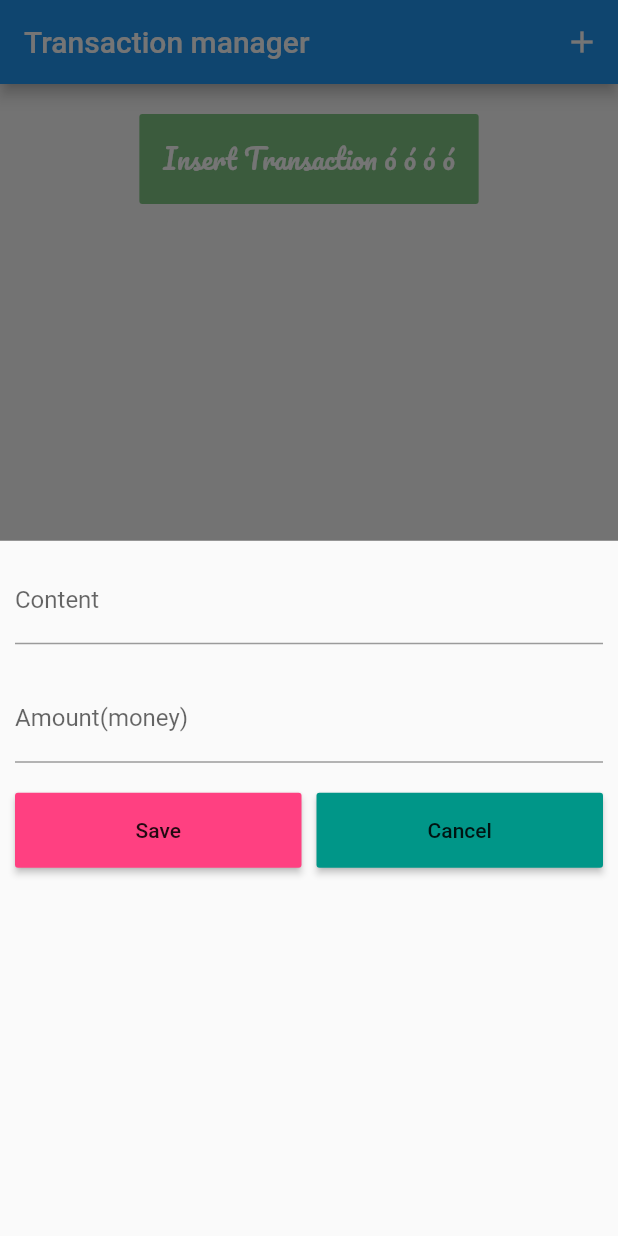
After one commit to danganhthinh/myapp, a Flutter app: the screen it shows after launch, after a tap on the "add" icon, on a phone screen of 412 x 824 dp. The commit adds this screen. Run offline on Flutter 3.47's test engine with Material 2 defaults, Android fonts, the phone set to English and light mode, and no system bars.

Commit message:
update code

```diff
--- a/lib/MyApp.dart
+++ b/lib/MyApp.dart
@@ -1,4 +1,5 @@
 import 'package:flutter/material.dart';
+import 'package:myapp2/transaction_list.dart';
 import 'transaction.dart';
 
 class MyApp extends StatefulWidget {
@@ -14,7 +15,8 @@ class _MyAppState extends State<MyApp> with WidgetsBindingObserver {
   final _amountController = TextEditingController();
 
   //define state
-  Transaction _transaction = Transaction(content: '', amount: 0.0);
+  Transaction _transaction =
+      Transaction(content: '', amount: 0.0, creadtedDate: DateTime.now());
   List<Transaction> _transactions = <Transaction>[];
 
   @override
@@ -29,21 +31,29 @@ class _MyAppState extends State<MyApp> with WidgetsBindingObserver {
     WidgetsBinding.instance.removeObserver(this);
   }
 
-  @override
-  Widget build(BuildContext context) {
-    //now how to display a DataTime?
-    DateTime now = new DateTime.now();
-    DateTime someDate = new DateTime(2022, 5, 2);
-    return MaterialApp(
-      title: "This is a StatefulWidget",
-      home: Scaffold(
-        key: _scaffoldKey,
-        body: SafeArea(
-          minimum: EdgeInsets.only(left: 20, right: 20),
-          child: Column(
-            mainAxisAlignment: MainAxisAlignment.start,
+  void _insertTransaction() {
+    if (_transaction.content.isEmpty ||
+        _transaction.amount == 0.0 ||
+        _transaction.amount.isNaN) {
+      return;
+    }
+    _transactions.add(_transaction);
+    _transaction.creadtedDate = DateTime.now();
+    _transaction =
+        Transaction(content: '', amount: 0.0, creadtedDate: DateTime.now());
+    _amountController.text = '';
+    _contentController.text = '';
+  }
+
+  void _onButtonShowModalSheet() {
+    showModalBottomSheet(
+        context: this.context,
+        builder: (context) {
+          return Column(
             children: <Widget>[
-              TextField(
+              Container(
+                padding: EdgeInsets.all(10),
+                child: TextField(
                   decoration: InputDecoration(labelText: 'Content'),
                   controller: _contentController,
                   onChanged: (text) {
@@ -53,7 +63,10 @@ class _MyAppState extends State<MyApp> with WidgetsBindingObserver {
                     });
                   },
                 ),
-              TextField(
+              ),
+              Container(
+                  padding: EdgeInsets.all(10),
+                  child: TextField(
                     decoration: InputDecoration(labelText: 'Amount(money)'),
                     controller: _amountController,
                     onChanged: (text) {
@@ -62,27 +75,101 @@ class _MyAppState extends State<MyApp> with WidgetsBindingObserver {
                         _transaction.amount = double.tryParse(text) ?? 0;
                       });
                     },
+                  )),
+              Container(
+                padding: EdgeInsets.all(10),
+                child: Row(
+                  mainAxisAlignment: MainAxisAlignment.spaceAround,
+                  children: <Widget>[
+                    Expanded(
+                        child: SizedBox(
+                      child: RaisedButton(
+                          color: Colors.pinkAccent,
+                          child: Text('Save'),
+                          onPressed: () {
+                            setState(() {
+                              this._insertTransaction();
+                            });
+                            Navigator.of(context).pop();
+                          }),
+                      height: 50,
+                    )),
+                    Padding(padding: EdgeInsets.only(left: 10)),
+                    Expanded(
+                        child: SizedBox(
+                      child: RaisedButton(
+                          color: Colors.teal,
+                          child: Text('Cancel'),
+                          onPressed: () {
+                            Navigator.of(context).pop();
+                          }),
+                      height: 50,
+                    )),
+                  ],
                 ),
+              )
+            ],
+          );
+        });
+  }
+
+  @override
+  Widget build(BuildContext context) {
+    //now how to display a DataTime?
+    DateTime now = new DateTime.now();
+    DateTime someDate = new DateTime(2022, 5, 2);
+
+    return Scaffold(
+      appBar: AppBar(
+        title: const Text('Transaction manager'),
+        actions: <Widget>[
+          IconButton(
+              onPressed: () {
+                this._onButtonShowModalSheet();
+                // setState(() {
+                //   this._insertTransaction();
+                // });
+              },
+              icon: Icon(Icons.add))
+        ],
+      ),
+      floatingActionButton: FloatingActionButton(
+        tooltip: 'Add transaction',
+        child: Icon(Icons.add),
+        onPressed: () {
+          this._onButtonShowModalSheet();
+
+          // setState(() {
+          //   this._insertTransaction();
+          // });
+        },
+        backgroundColor: Theme.of(context).primaryColor,
+      ),
+      key: _scaffoldKey,
+      body: SafeArea(
+        minimum: EdgeInsets.only(left: 20, right: 20),
+        child: SingleChildScrollView(
+          child: Column(
+            mainAxisAlignment: MainAxisAlignment.start,
+            children: <Widget>[
               Padding(padding: const EdgeInsets.symmetric(vertical: 10)),
               ButtonTheme(
                   height: 60,
                   // ignore: deprecated_member_use
                   child: FlatButton(
                     child: Text(
-                      'Insert Transaction',
-                      style: TextStyle(fontSize: 18),
+                      'Insert Transaction ó ó ó ó',
+                      style: TextStyle(fontSize: 18, fontFamily: 'Pacifico'),
                     ),
                     onPressed: () {
                       // print('Content = $_content, money amount = $_amount');
                       // Scaffold.of(context).showSnackBar(
                       //   SnackBar(content: Text('Content = $_content, money amount = $_amount'))
                       // );
-                      setState(() {
-                        _transactions.add(_transaction);
-                        _transaction = Transaction(content: '', amount: 0.0);
-                        _amountController.text = '';
-                        _contentController.text = '';
-                      });
+                      this._onButtonShowModalSheet();
+                      // setState(() {
+                      //   this._insertTransaction();
+                      // });
                       _scaffoldKey.currentState?.showSnackBar(SnackBar(
                         content: Text(
                             // 'Content = ${_transaction.content}, money amount = ${_transaction.amount}'),
@@ -91,19 +178,10 @@ class _MyAppState extends State<MyApp> with WidgetsBindingObserver {
                       ));
                     },
                     textColor: Colors.white,
-                    color: Colors.pinkAccent,
+                    color: Theme.of(context).primaryColor,
                   )),
-              Column(
-                children: _transactions.map((e) {
-                  return ListTile(
-                    leading: const Icon(Icons.access_alarm),
-                    title: Text(e.content),
-                    subtitle: Text('Price: ${e.amount}'),
-                    onTap: () {
-                      print('tab ${e.content}');
-                    },
-                  );
-                }).toList(),
+              TransactionList(
+                transactions: _transactions,
               )
             ],
           ),
--- a/lib/main.dart
+++ b/lib/main.dart
@@ -2,5 +2,12 @@ import 'package:flutter/material.dart';
 import 'MyApp.dart';
 
 void main() {
-  runApp(MyApp());
+  runApp(MaterialApp(
+    title: 'Transaction app',
+    theme: ThemeData(
+        primaryColor: Colors.green[300],
+      accentColor: Colors.pink[200],
+    ),
+    home: MyApp(),
+  ));
 }
--- a/lib/transaction.dart
+++ b/lib/transaction.dart
@@ -3,8 +3,9 @@ import 'package:flutter/material.dart';
 class Transaction {
   String content;
   double amount;
+  DateTime creadtedDate;
 
-  Transaction({required this.content, required this.amount});
+  Transaction({required this.content, required this.amount, required this.creadtedDate});
 
  @override
   String toString() {
--- /dev/null
+++ b/lib/transaction_list.dart
@@ -0,0 +1,76 @@
+import 'package:flutter/material.dart';
+import 'package:intl/intl.dart';
+import 'package:myapp2/transaction.dart';
+
+class TransactionList extends StatelessWidget {
+  final List<Transaction> transactions;
+
+  TransactionList({required this.transactions});
+
+  ListView _buildListView() {
+    return ListView.builder(
+      itemCount: transactions.length,
+      itemBuilder: (context, index) {
+        return Card(
+            shape:
+                RoundedRectangleBorder(borderRadius: BorderRadius.circular(10)),
+            color: (index - 1) % 2 == 0 ? Colors.green : Colors.teal,
+            elevation: 10,
+            //test
+            child: Row(
+              children: <Widget>[
+                Padding(padding: EdgeInsets.all(10)),
+                Column(
+                  mainAxisAlignment: MainAxisAlignment.start,
+                  crossAxisAlignment: CrossAxisAlignment.start,
+                  children: <Widget>[
+                    Padding(padding: EdgeInsets.only(top: 10)),
+                    Text(
+                      transactions[index].content,
+                      style:
+                          TextStyle(fontWeight: FontWeight.bold, fontSize: 18),
+                    ),
+                    Text(
+                      'Date: ${DateFormat.yMMMMd().format(transactions[index].creadtedDate)}',
+                      style: TextStyle(fontSize: 18, color: Colors.white),
+                    ),
+                    Padding(padding: EdgeInsets.only(bottom: 10)),
+                  ],
+                ),
+                Expanded(
+                    child: Row(
+                  mainAxisAlignment: MainAxisAlignment.end,
+                  children: <Widget>[
+                    Container(
+                      child: Text(
+                        '${transactions[index].amount}\$',
+                        style: TextStyle(fontSize: 18, color: Colors.white),
+                      ),
+                      decoration: BoxDecoration(
+                          border: Border.all(color: Colors.white, width: 2, style: BorderStyle.solid),
+                          borderRadius: BorderRadius.all(Radius.circular(10))
+                      ),
+                      padding: const EdgeInsets.all(10),
+                    ),
+                    Padding(padding: EdgeInsets.only(right: 10))
+                  ],
+                ))
+              ],
+            ));
+      },
+    );
+  }
+
+  @override
+  Widget build(BuildContext context) {
+    // TODO: implement build
+    //now how to make this scrollable, let use ListView
+    //1 ListView(children: <Widget>[]) =? this loads all children at the same time
+    //2 ListView(itemBuilder: ...) =>this loads only visible items
+    // 1 ListView(children: )
+    return Container(
+      height: 500,
+      child: this._buildListView(),
+    );
+  }
+}
```
Also changed, not shown: assets/fonts/Pacifico/OFL.txt (added, +93 -0 lines), pubspec.yaml (+12 -14 lines), assets/fonts/Pacifico/Pacifico-Regular.ttf (added). Lines whose indentation alone changed are shown as unchanged.
